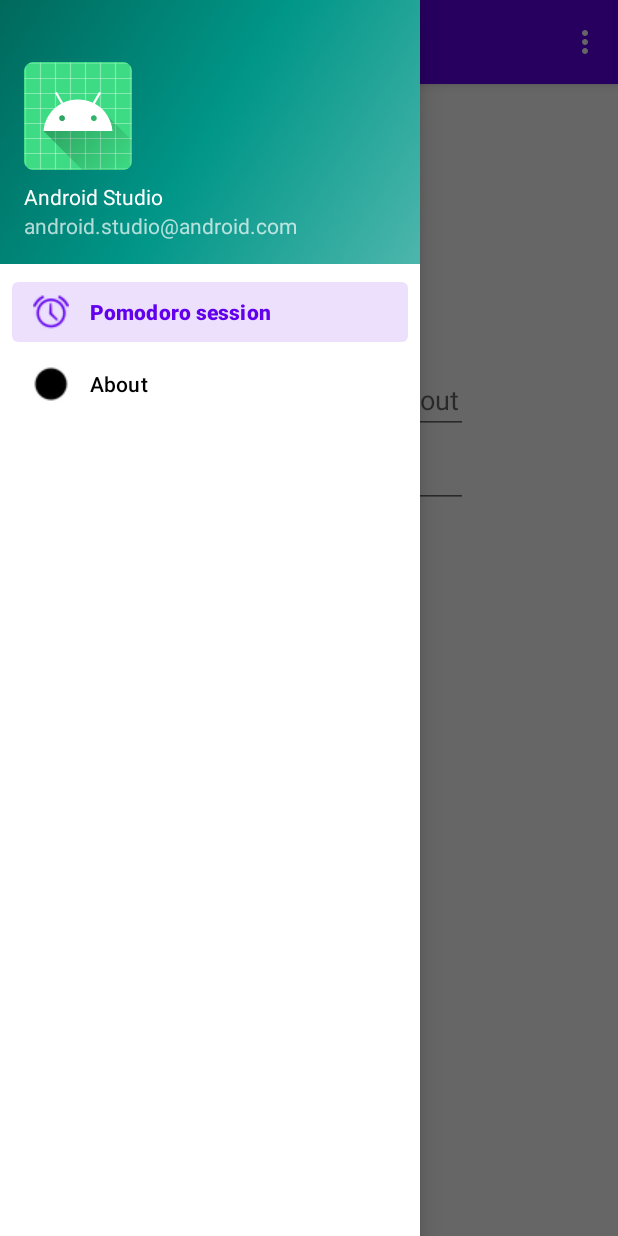
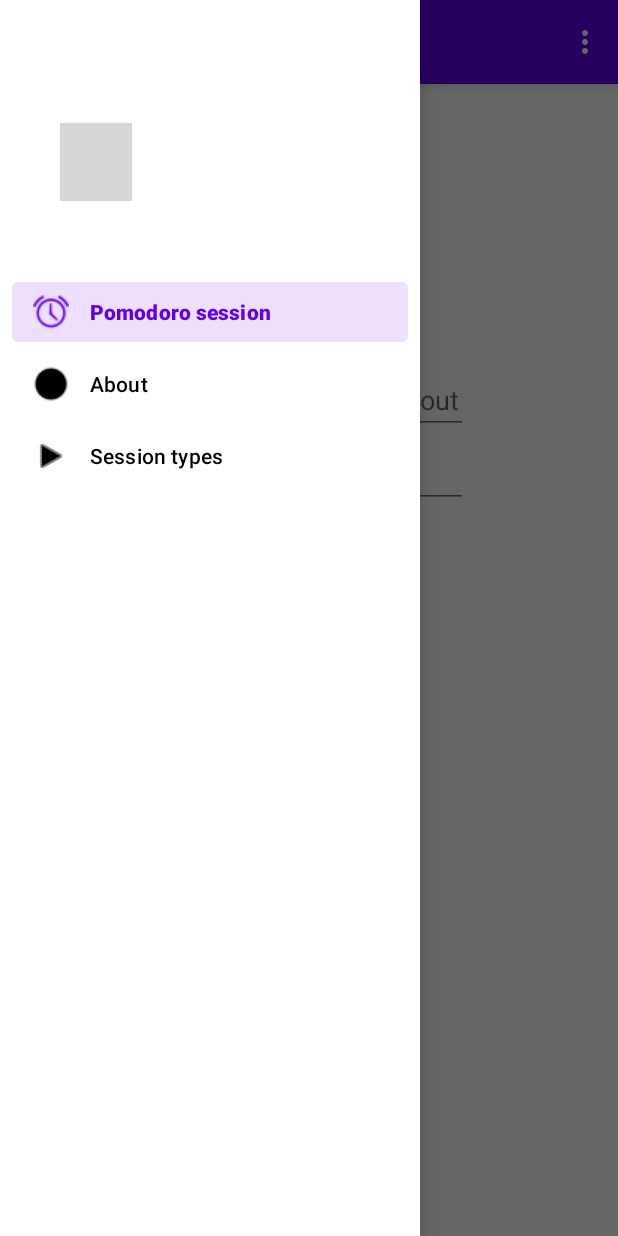
Before and after one commit to smaukay/BeyondPomodoro, an Android app: the screen it shows after launch (MainActivity), with the side drawer open, on a phone screen of 412 x 824 dp. Run offline under Robolectric (Android 15) with nearby library versions, the phone set to English and light mode, and no system bars; our stand-ins replace navigation-ui; grey boxes are pictures that could not be loaded.

Commit message:
added session list recyclerview with placeholder data

```diff
--- a/app/build.gradle
+++ b/app/build.gradle
@@ -47,6 +47,7 @@ dependencies {
     implementation 'androidx.navigation:navigation-fragment-ktx:2.3.0'
     implementation 'androidx.navigation:navigation-ui-ktx:2.3.0'
     implementation 'androidx.legacy:legacy-support-v4:1.0.0'
+    implementation 'androidx.recyclerview:recyclerview:1.1.0'
     testImplementation 'junit:junit:4.+'
     androidTestImplementation 'androidx.test.ext:junit:1.1.2'
     androidTestImplementation 'androidx.test.espresso:espresso-core:3.3.0'
--- a/app/src/main/java/com/example/beyondpomodoro/ui/home/BreakFragment.kt
+++ b/app/src/main/java/com/example/beyondpomodoro/ui/home/BreakFragment.kt
@@ -30,8 +30,12 @@ class BreakFragment : TimerFragment() {
     override fun onActivityCreated(savedInstanceState: Bundle?) {
         super.onActivityCreated(savedInstanceState)
         viewModel = ViewModelProvider(this).get(BreakViewModel::class.java)
+    }
 
-        val rocketImage = view?.findViewById<ImageView>(R.id.breakSprite)?.let {
+    override fun onViewCreated(view: View, savedInstanceState: Bundle?) {
+        timer = PomodoroTimer(sessionTimeSeconds, view,this)
+
+        view.findViewById<ImageView>(R.id.breakSprite)?.let {
             // TODO: set sprite based on how well the session went?
             it.setBackgroundResource(sprites.random())
             (it.background as AnimationDrawable).start()
--- a/app/src/main/java/com/example/beyondpomodoro/ui/home/HomeFragment.kt
+++ b/app/src/main/java/com/example/beyondpomodoro/ui/home/HomeFragment.kt
@@ -153,6 +153,9 @@ open class HomeFragment : TimerFragment() {
     override fun onViewCreated(view: View, savedInstanceState: Bundle?) {
         super.onViewCreated(view, savedInstanceState)
         val cls = this
+
+
+        timer = PomodoroTimer(sessionTimeSeconds, view,this)
 
         setupVisualBlocks(view)
         homeViewModel.chipGroup = view.findViewById(R.id.chipGroup)
--- /dev/null
+++ b/app/src/main/java/com/example/beyondpomodoro/ui/home/SharedViewModel.kt
@@ -0,0 +1,9 @@
+package com.example.beyondpomodoro.ui.home
+
+import androidx.lifecycle.MutableLiveData
+import androidx.lifecycle.ViewModel
+
+class SharedViewModel: ViewModel() {
+
+    var sessionType: MutableLiveData<String>? = null
+}
--- a/app/src/main/java/com/example/beyondpomodoro/ui/home/TimerFragment.kt
+++ b/app/src/main/java/com/example/beyondpomodoro/ui/home/TimerFragment.kt
@@ -1,5 +1,6 @@
 package com.example.beyondpomodoro.ui.home
 
+import android.content.Context
 import android.os.Bundle
 import android.view.LayoutInflater
 import android.view.View
@@ -7,14 +8,19 @@ import android.view.ViewGroup
 import androidx.core.app.NotificationCompat
 import androidx.core.app.NotificationManagerCompat
 import androidx.fragment.app.Fragment
+import androidx.fragment.app.activityViewModels
 import androidx.lifecycle.ViewModelProvider
 import com.example.beyondpomodoro.R
 
 open class TimerFragment : Fragment() {
     private var notificationId: Int = 0
+    protected var breakTimeSeconds: UInt = 5u * 60u
+    protected var sessionTimeSeconds: UInt = 25u * 60u
+
     protected var timer: PomodoroTimer? = null
     protected open var notificationTitle: String = ""
 
+    private val sharedData: SharedViewModel by activityViewModels()
     companion object {
     }
 
@@ -38,12 +44,29 @@ open class TimerFragment : Fragment() {
     override fun onActivityCreated(savedInstanceState: Bundle?) {
         super.onActivityCreated(savedInstanceState)
         timerViewModel = ViewModelProvider(this).get(TimerViewModel::class.java)
-        // TODO: Use the ViewModel
+
+        // get the last activity type on activity creation and store in sharedData
+        activity?.getPreferences(Context.MODE_PRIVATE)?.let { prefs ->
+            if (prefs.contains("sessionType")) {
+                sharedData.sessionType?.value = prefs.getString("sessionType", "default")
+            }
+        }
     }
 
     override fun onViewCreated(view: View, savedInstanceState: Bundle?) {
         super.onViewCreated(view, savedInstanceState)
-        timer = PomodoroTimer(30u, view,this)
+
+        val sessionType = sharedData.sessionType.toString()
+        when (sessionType) {
+            "default" -> {
+            }
+            else -> {
+                activity?.getPreferences(Context.MODE_PRIVATE)?.let { prefs ->
+                    sessionTimeSeconds = prefs.getInt("pomodoroTimeFor$sessionType", 30).toUInt() * 60u
+                    breakTimeSeconds = prefs.getInt("breakTimeFor$sessionType", 30).toUInt() * 60u
+                }
+            }
+        }
     }
 
     open fun onTimerFinish() {
--- a/app/src/main/res/layout/nav_header_main.xml
+++ b/app/src/main/res/layout/nav_header_main.xml
@@ -3,7 +3,7 @@
     xmlns:app="http://schemas.android.com/apk/res-auto"
     android:layout_width="match_parent"
     android:layout_height="@dimen/nav_header_height"
-    android:background="@drawable/side_nav_bar"
+    android:background="@color/white"
     android:gravity="bottom"
     android:orientation="vertical"
     android:paddingLeft="@dimen/activity_horizontal_margin"
@@ -18,18 +18,8 @@
         android:layout_height="wrap_content"
         android:contentDescription="@string/nav_header_desc"
         android:paddingTop="@dimen/nav_header_vertical_spacing"
-        app:srcCompat="@mipmap/ic_launcher_round" />
+        android:scaleX="0.5"
+        android:scaleY=".5"
+        app:srcCompat="@drawable/logo" />
 
-    <TextView
-        android:layout_width="match_parent"
-        android:layout_height="wrap_content"
-        android:paddingTop="@dimen/nav_header_vertical_spacing"
-        android:text="@string/nav_header_title"
-        android:textAppearance="@style/TextAppearance.AppCompat.Body1" />
-
-    <TextView
-        android:id="@+id/textView"
-        android:layout_width="wrap_content"
-        android:layout_height="wrap_content"
-        android:text="@string/nav_header_subtitle" />
 </LinearLayout>
--- a/app/src/main/res/menu/activity_main_drawer.xml
+++ b/app/src/main/res/menu/activity_main_drawer.xml
@@ -12,5 +12,9 @@
             android:id="@+id/aboutFragment"
             android:icon="@android:drawable/presence_online"
             android:title="@string/menu_about" />
+        <item
+            android:id="@+id/sessionInfoFragment"
+            android:icon="@android:drawable/ic_media_play"
+            android:title="@string/menu_session_type" />
     </group>
 </menu>
--- a/app/src/main/res/navigation/mobile_navigation.xml
+++ b/app/src/main/res/navigation/mobile_navigation.xml
@@ -24,5 +24,10 @@
         android:name="com.example.beyondpomodoro.ui.home.AboutFragment"
         android:label="fragment_about"
         tools:layout="@layout/fragment_about" />
+    <fragment
+        android:id="@+id/sessionInfoFragment"
+        android:name="com.example.beyondpomodoro.SessionInfoFragment"
+        android:label="fragment_session_info_list"
+        tools:layout="@layout/fragment_session_info_list" />
 
 </navigation>
--- a/app/src/main/res/values/dimens.xml
+++ b/app/src/main/res/values/dimens.xml
@@ -5,4 +5,5 @@
     <dimen name="nav_header_vertical_spacing">8dp</dimen>
     <dimen name="nav_header_height">176dp</dimen>
     <dimen name="fab_margin">16dp</dimen>
+    <dimen name="text_margin">16dp</dimen>
 </resources>
--- a/app/src/main/res/values/strings.xml
+++ b/app/src/main/res/values/strings.xml
@@ -36,4 +36,5 @@
     <string name="persistent_channel_name">persistentBeyondPomodoro</string>
     <string name="persistent_channel_description">Status bar timer view for BeyondPomodoro</string>
     <string name="persistent_channel_id">persistentChannelBeyondPomodoro</string>
+    <string name="menu_session_type">Session types</string>
 </resources>
```
Also changed, not shown: app/src/main/java/com/example/beyondpomodoro/MySessionInfoRecyclerViewAdapter.kt (added, +52 -0 lines), app/src/main/java/com/example/beyondpomodoro/SelectSessionType.kt (added, +59 -0 lines), app/src/main/java/com/example/beyondpomodoro/SessionInfoFragment.kt (added, +66 -0 lines), app/src/main/java/com/example/beyondpomodoro/placeholder/SessionType.kt (added, +56 -0 lines), app/src/main/res/layout/fragment_select_session_type.xml (added, +29 -0 lines), app/src/main/res/layout/fragment_session_info.xml (added, +78 -0 lines), app/src/main/res/layout/fragment_session_info_list.xml (added, +11 -0 lines).
